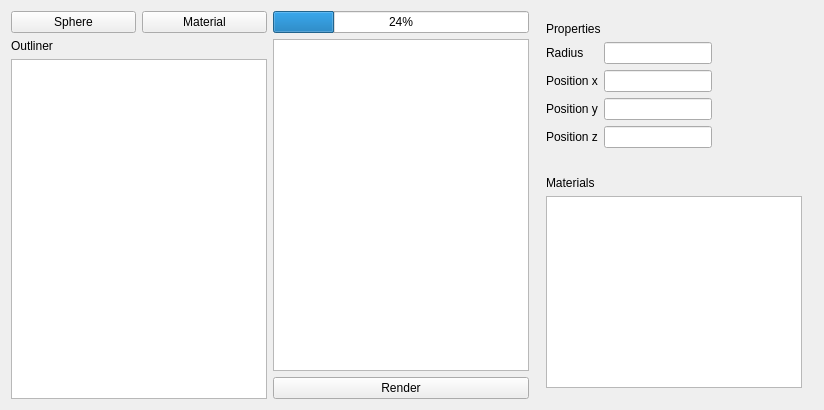
This is Bubbles/bubbles.ui in MaxineCodes/Bubbles as Qt 5 draws it before an edit. The edited form follows.
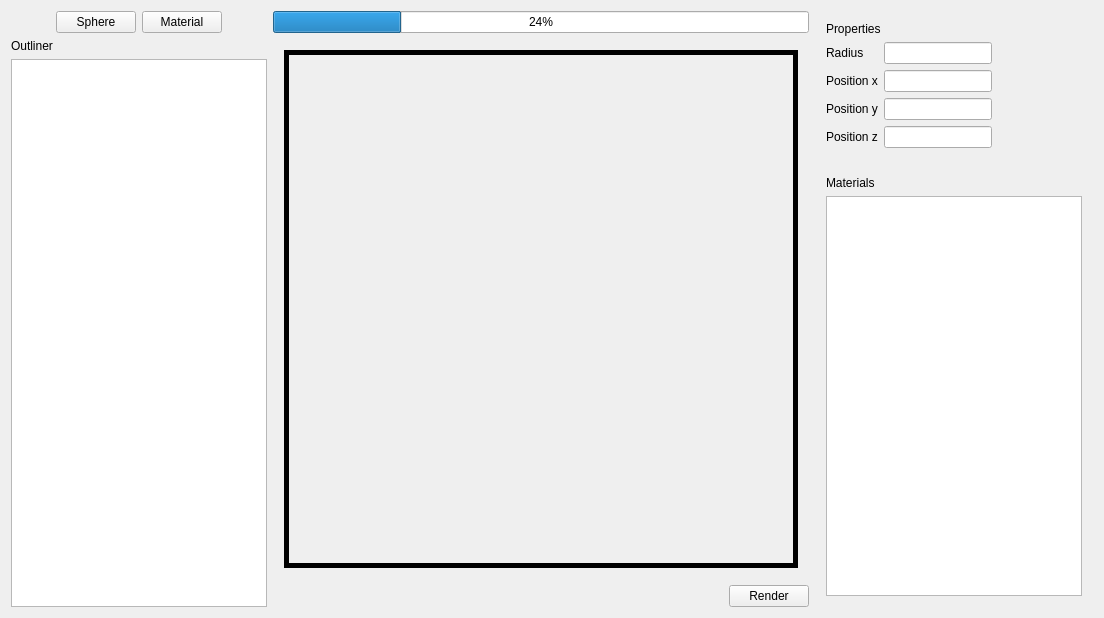
This is the edited form.

The edit to the form file:
```diff
--- a/Bubbles/bubbles.ui
+++ b/Bubbles/bubbles.ui
@@ -2,6 +2,14 @@
 <ui version="4.0">
  <class>BubblesClass</class>
  <widget class="QWidget" name="BubblesClass">
+  <property name="geometry">
+   <rect>
+    <x>0</x>
+    <y>0</y>
+    <width>1104</width>
+    <height>618</height>
+   </rect>
+  </property>
   <property name="windowTitle">
    <string>Bubbles</string>
   </property>
@@ -12,14 +20,14 @@
       <layout class="QVBoxLayout" name="leftLayout" stretch="0,0,0">
        <item>
         <layout class="QHBoxLayout" name="createLayout">
-         <item>
+         <item alignment="Qt::AlignRight">
           <widget class="QPushButton" name="cSphereButton">
            <property name="text">
             <string>Sphere</string>
            </property>
           </widget>
          </item>
-         <item>
+         <item alignment="Qt::AlignLeft">
           <widget class="QPushButton" name="cMaterialButton">
            <property name="text">
             <string>Material</string>
@@ -28,14 +36,14 @@
          </item>
         </layout>
        </item>
-       <item>
+       <item alignment="Qt::AlignLeft">
         <widget class="QLabel" name="label">
          <property name="text">
           <string>Outliner</string>
          </property>
         </widget>
        </item>
-       <item>
+       <item alignment="Qt::AlignLeft">
         <widget class="QListView" name="Outliner">
          <property name="sizePolicy">
           <sizepolicy hsizetype="Maximum" vsizetype="Expanding">
@@ -54,7 +62,10 @@
       </layout>
      </item>
      <item>
-      <layout class="QVBoxLayout" name="middleLayout">
+      <layout class="QVBoxLayout" name="middleLayout" stretch="0,0,0">
+       <property name="sizeConstraint">
+        <enum>QLayout::SetDefaultConstraint</enum>
+       </property>
        <item>
         <widget class="QProgressBar" name="progressBar">
          <property name="sizePolicy">
@@ -69,22 +80,61 @@
         </widget>
        </item>
        <item>
-        <widget class="QGraphicsView" name="viewport">
+        <widget class="QWidget" name="viewport" native="true">
          <property name="sizePolicy">
           <sizepolicy hsizetype="Expanding" vsizetype="Expanding">
            <horstretch>0</horstretch>
            <verstretch>0</verstretch>
           </sizepolicy>
          </property>
+         <layout class="QVBoxLayout" name="verticalLayout_4">
+          <item>
+           <widget class="QLabel" name="viewLabel">
+            <property name="sizePolicy">
+             <sizepolicy hsizetype="Expanding" vsizetype="Expanding">
+              <horstretch>0</horstretch>
+              <verstretch>0</verstretch>
+             </sizepolicy>
+            </property>
+            <property name="autoFillBackground">
+             <bool>false</bool>
+            </property>
+            <property name="frameShape">
+             <enum>QFrame::Box</enum>
+            </property>
+            <property name="frameShadow">
+             <enum>QFrame::Plain</enum>
+            </property>
+            <property name="lineWidth">
+             <number>5</number>
+            </property>
+            <property name="midLineWidth">
+             <number>0</number>
+            </property>
+            <property name="text">
+             <string/>
+            </property>
+            <property name="scaledContents">
+             <bool>false</bool>
+            </property>
+            <property name="alignment">
+             <set>Qt::AlignCenter</set>
+            </property>
+           </widget>
+          </item>
+         </layout>
         </widget>
        </item>
        <item>
         <layout class="QHBoxLayout" name="renderLayout">
-         <item>
-          <widget class="QPushButton" name="pushButton">
+         <item alignment="Qt::AlignRight">
+          <widget class="QPushButton" name="renderButton">
            <property name="text">
             <string>Render</string>
            </property>
+           <property name="checkable">
+            <bool>false</bool>
+           </property>
           </widget>
          </item>
         </layout>
@@ -117,6 +167,18 @@
           </item>
           <item>
            <layout class="QFormLayout" name="formLayout">
+            <property name="fieldGrowthPolicy">
+             <enum>QFormLayout::AllNonFixedFieldsGrow</enum>
+            </property>
+            <property name="rowWrapPolicy">
+             <enum>QFormLayout::DontWrapRows</enum>
+            </property>
+            <property name="labelAlignment">
+             <set>Qt::AlignLeading|Qt::AlignLeft|Qt::AlignVCenter</set>
+            </property>
+            <property name="horizontalSpacing">
+             <number>6</number>
+            </property>
             <item row="1" column="0">
              <widget class="QLabel" name="positionXLabel">
               <property name="text">
@@ -127,7 +189,7 @@
             <item row="1" column="1">
              <widget class="QLineEdit" name="positionXLineEdit">
               <property name="sizePolicy">
-               <sizepolicy hsizetype="Fixed" vsizetype="Fixed">
+               <sizepolicy hsizetype="Maximum" vsizetype="Fixed">
                 <horstretch>0</horstretch>
                 <verstretch>0</verstretch>
                </sizepolicy>
@@ -144,7 +206,7 @@
             <item row="2" column="1">
              <widget class="QLineEdit" name="positionYLineEdit">
               <property name="sizePolicy">
-               <sizepolicy hsizetype="Fixed" vsizetype="Fixed">
+               <sizepolicy hsizetype="Maximum" vsizetype="Fixed">
                 <horstretch>0</horstretch>
                 <verstretch>0</verstretch>
                </sizepolicy>
@@ -161,7 +223,7 @@
             <item row="3" column="1">
              <widget class="QLineEdit" name="positionZLineEdit">
               <property name="sizePolicy">
-               <sizepolicy hsizetype="Fixed" vsizetype="Fixed">
+               <sizepolicy hsizetype="Maximum" vsizetype="Fixed">
                 <horstretch>0</horstretch>
                 <verstretch>0</verstretch>
                </sizepolicy>
@@ -178,7 +240,7 @@
             <item row="0" column="1">
              <widget class="QLineEdit" name="radiusLineEdit">
               <property name="sizePolicy">
-               <sizepolicy hsizetype="Fixed" vsizetype="Fixed">
+               <sizepolicy hsizetype="Maximum" vsizetype="Fixed">
                 <horstretch>0</horstretch>
                 <verstretch>0</verstretch>
                </sizepolicy>
@@ -190,7 +252,7 @@
          </layout>
         </widget>
        </item>
-       <item>
+       <item alignment="Qt::AlignRight">
         <widget class="QWidget" name="matWidget" native="true">
          <property name="sizePolicy">
           <sizepolicy hsizetype="Preferred" vsizetype="Expanding">
@@ -215,7 +277,7 @@
           <item>
            <widget class="QListView" name="matView">
             <property name="sizePolicy">
-             <sizepolicy hsizetype="Maximum" vsizetype="Expanding">
+             <sizepolicy hsizetype="MinimumExpanding" vsizetype="Expanding">
               <horstretch>0</horstretch>
               <verstretch>0</verstretch>
              </sizepolicy>
```
